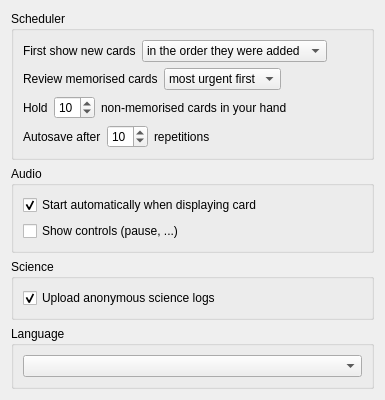
Above: mnemosyne/mnemosyne/pyqt_ui/configuration_wdgt_main.ui from mnemosyne-proj/mnemosyne before the change. Below: the same form after it.
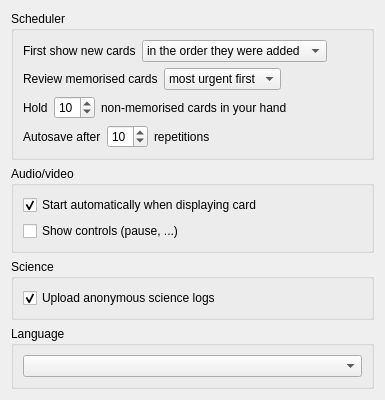
That is the form after the change.

```diff
--- a/mnemosyne/mnemosyne/pyqt_ui/configuration_wdgt_main.ui
+++ b/mnemosyne/mnemosyne/pyqt_ui/configuration_wdgt_main.ui
@@ -189,7 +189,7 @@
      <item>
       <widget class="QGroupBox" name="audio_box">
        <property name="title">
-        <string>Audio</string>
+        <string>Audio/video</string>
        </property>
        <layout class="QVBoxLayout" name="verticalLayout_2">
         <item>
```
